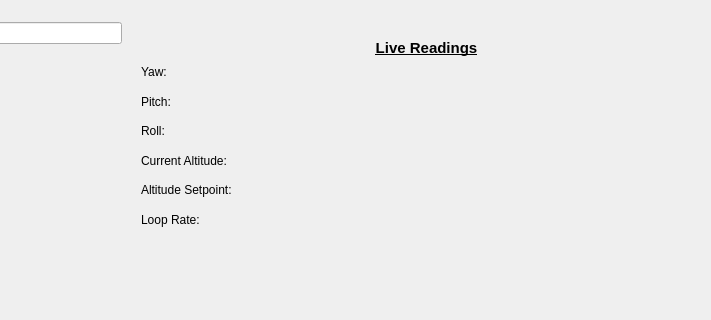
The window that GUI/ui/designer files/main_window.ui (Jone-the-creator/Digital_Twin_client) describes before a commit, drawn with Qt 5; both pictures show x 489 to 1200 and y 0 to 320 of the 1200 by 800 pixel window.
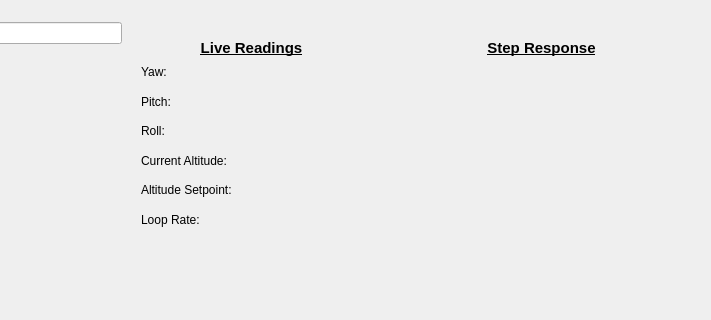
The same window after the commit.

Commit message: added response graph to digital twin

Patch:
```diff
--- a/GUI/ui/designer files/main_window.ui
+++ b/GUI/ui/designer files/main_window.ui
@@ -52,7 +52,7 @@
      <rect>
       <x>640</x>
       <y>40</y>
-      <width>551</width>
+      <width>201</width>
       <height>16</height>
      </rect>
     </property>
@@ -141,7 +141,7 @@
      <rect>
       <x>630</x>
       <y>60</y>
-      <width>561</width>
+      <width>211</width>
       <height>171</height>
      </rect>
     </property>
@@ -190,6 +190,39 @@
      </item>
     </layout>
    </widget>
+   <widget class="QLabel" name="Response_title">
+    <property name="geometry">
+     <rect>
+      <x>930</x>
+      <y>40</y>
+      <width>201</width>
+      <height>16</height>
+     </rect>
+    </property>
+    <property name="font">
+     <font>
+      <pointsize>11</pointsize>
+      <bold>true</bold>
+      <underline>true</underline>
+     </font>
+    </property>
+    <property name="text">
+     <string>Step Response</string>
+    </property>
+    <property name="alignment">
+     <set>Qt::AlignmentFlag::AlignCenter</set>
+    </property>
+   </widget>
+   <widget class="QWidget" name="widget" native="true">
+    <property name="geometry">
+     <rect>
+      <x>860</x>
+      <y>60</y>
+      <width>331</width>
+      <height>281</height>
+     </rect>
+    </property>
+   </widget>
    <widget class="QWidget" name="">
     <property name="geometry">
      <rect>
```
The commit also changes 3 other files.
